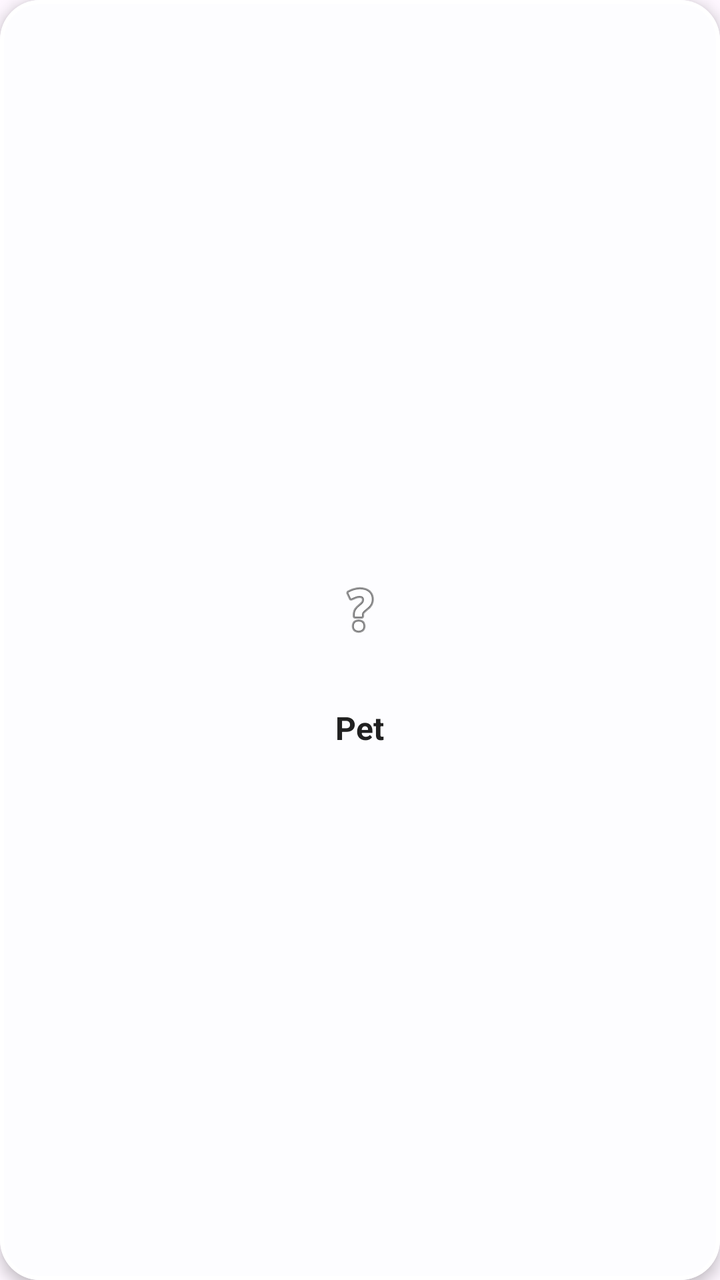
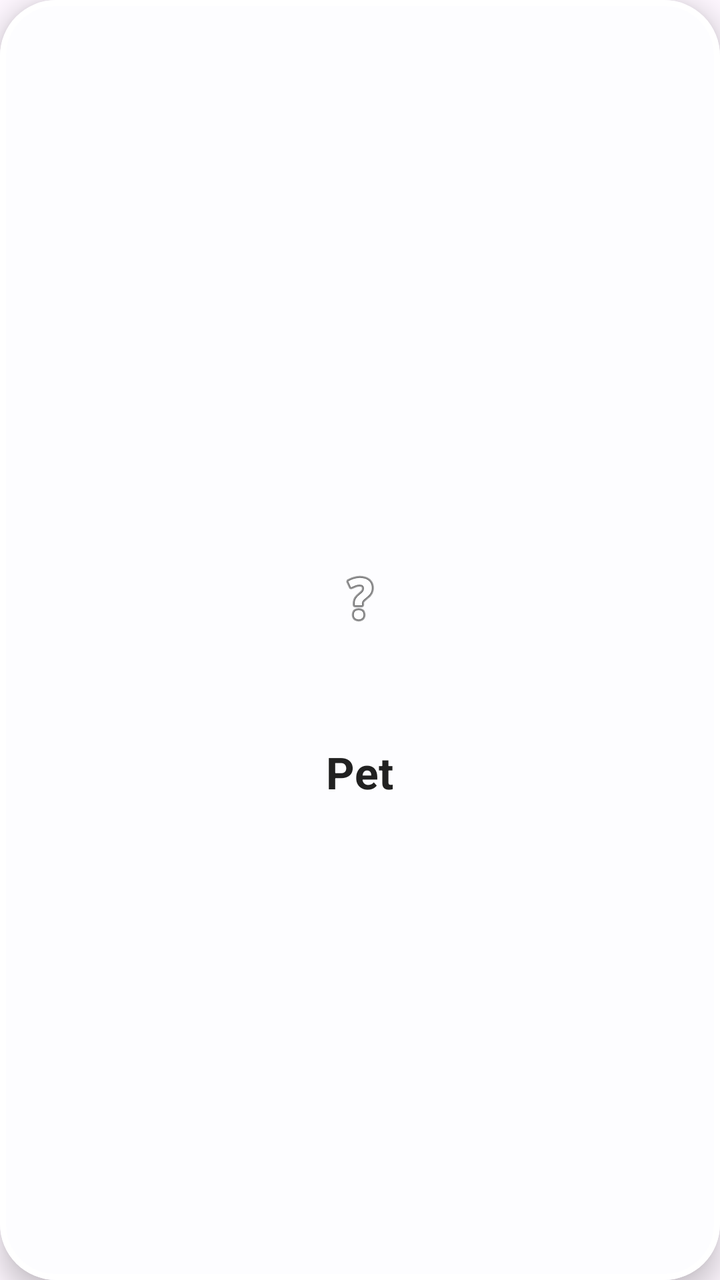

Before-and-after screenshots of an Android layout around one commit, followed by the original layout XML and the change that was made.
<!-- AndroidManifest.xml: application theme Theme.MUCAssignment1 -->
<!-- res/layout/item_pet.xml -->
<?xml version="1.0" encoding="utf-8"?>
<com.google.android.material.card.MaterialCardView
    xmlns:android="http://schemas.android.com/apk/res/android"
    xmlns:app="http://schemas.android.com/apk/res-auto"
    android:layout_width="120dp"
    android:layout_height="140dp"
    android:layout_margin="8dp"
    app:cardCornerRadius="20dp"
    app:cardElevation="4dp"
    app:strokeWidth="2dp"
    app:strokeColor="@color/white">

    <LinearLayout
        android:layout_width="match_parent"
        android:layout_height="match_parent"
        android:orientation="vertical"
        android:gravity="center"
        android:background="#FDFDFF"
        android:padding="12dp">

        <ImageView
            android:id="@+id/imgPet"
            android:layout_width="80dp"
            android:layout_height="80dp"
            android:scaleType="centerInside"
            android:src="@android:drawable/ic_menu_help" />

        <TextView
            android:id="@+id/tvPetName"
            android:layout_width="wrap_content"
            android:layout_height="wrap_content"
            android:text="Pet"
            android:textColor="@color/text_main"
            android:textSize="16sp"
            android:textStyle="bold"
            android:layout_marginTop="8dp"/>

    </LinearLayout>

</com.google.android.material.card.MaterialCardView>
<!-- resources referenced by this layout -->
<resources>
  <color name="text_main">#212121</color>
  <color name="white">#FFFFFFFF</color>
  <style name="Theme.MUCAssignment1" parent="Base.Theme.MUCAssignment1" />
  <style name="Base.Theme.MUCAssignment1" parent="Theme.Material3.DayNight.NoActionBar">
          
          
      </style>
</resources>

<!-- the commit's change to res/layout/item_pet.xml (unified diff, before → after) -->
@@ -2,12 +2,12 @@
 <com.google.android.material.card.MaterialCardView
     xmlns:android="http://schemas.android.com/apk/res/android"
     xmlns:app="http://schemas.android.com/apk/res-auto"
-    android:layout_width="120dp"
-    android:layout_height="140dp"
+    android:layout_width="180dp"
+    android:layout_height="200dp"
     android:layout_margin="8dp"
-    app:cardCornerRadius="20dp"
-    app:cardElevation="4dp"
-    app:strokeWidth="2dp"
+    app:cardCornerRadius="28dp"
+    app:cardElevation="8dp"
+    app:strokeWidth="3dp"
     app:strokeColor="@color/white">
 
     <LinearLayout
@@ -16,12 +16,12 @@
         android:orientation="vertical"
         android:gravity="center"
         android:background="#FDFDFF"
-        android:padding="12dp">
+        android:padding="16dp">
 
         <ImageView
             android:id="@+id/imgPet"
-            android:layout_width="80dp"
-            android:layout_height="80dp"
+            android:layout_width="120dp"
+            android:layout_height="120dp"
             android:scaleType="centerInside"
             android:src="@android:drawable/ic_menu_help" />
 
@@ -31,9 +31,9 @@
             android:layout_height="wrap_content"
             android:text="Pet"
             android:textColor="@color/text_main"
-            android:textSize="16sp"
+            android:textSize="22sp"
             android:textStyle="bold"
-            android:layout_marginTop="8dp"/>
+            android:layout_marginTop="12dp"/>
 
     </LinearLayout>
 
